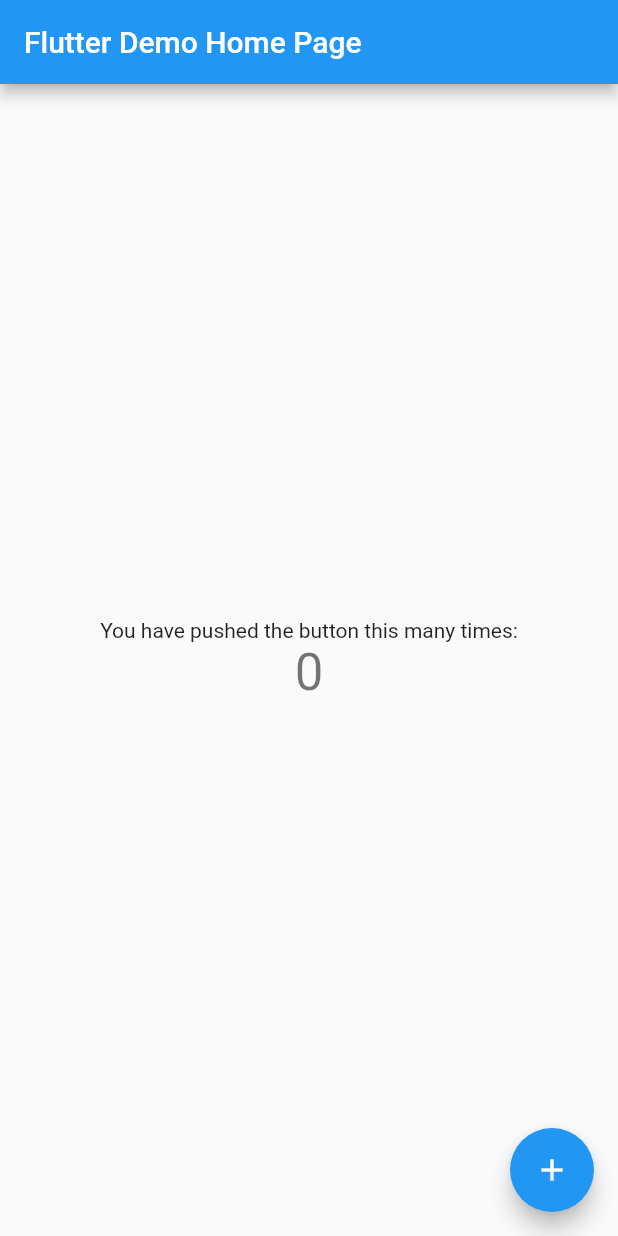
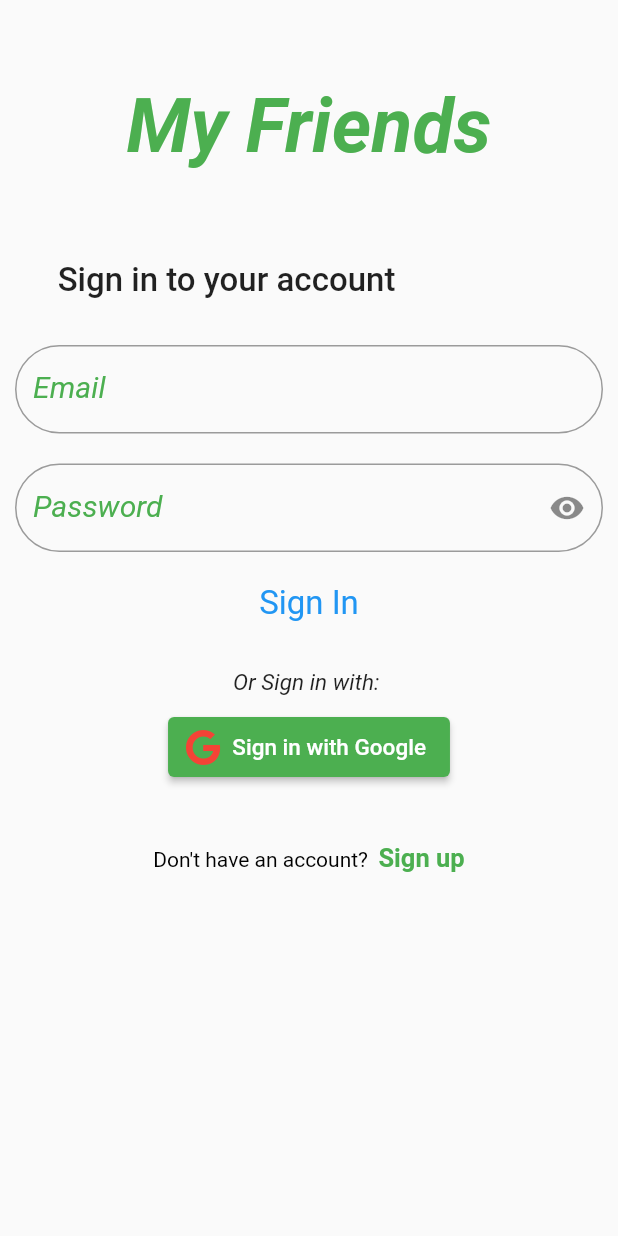
Before and after one commit to eyob31/My_Friends, a Flutter app: the screen it shows after launch, on a phone screen of 412 x 824 dp. Run offline on Flutter 3.47's test engine with Material 2 defaults, Android fonts, the phone set to English and light mode, and no system bars; our stand-ins replace font_awesome_flutter, google_fonts; Roboto replaces fonts that are missing (Arsenal).

Commit message:
Created a Sign in and Sign up page and added some packages.

```diff
--- a/my_friends_frontend/lib/main.dart
+++ b/my_friends_frontend/lib/main.dart
@@ -1,4 +1,7 @@
 import 'package:flutter/material.dart';
+import 'package:provider/provider.dart';
+// import 'provider/friend.dart';
+import 'screens/sign_in.dart';
 
 void main() {
   runApp(const MyApp());
@@ -11,105 +14,13 @@
   @override
   Widget build(BuildContext context) {
     return MaterialApp(
-      title: 'Flutter Demo',
+      debugShowCheckedModeBanner: false,
+      title: 'My Friends',
       theme: ThemeData(
-        // This is the theme of your application.
-        //
-        // Try running your application with "flutter run". You'll see the
-        // application has a blue toolbar. Then, without quitting the app, try
-        // changing the primarySwatch below to Colors.green and then invoke
-        // "hot reload" (press "r" in the console where you ran "flutter run",
-        // or simply save your changes to "hot reload" in a Flutter IDE).
-        // Notice that the counter didn't reset back to zero; the application
-        // is not restarted.
         primarySwatch: Colors.blue,
       ),
-      home: const MyHomePage(title: 'Flutter Demo Home Page'),
+      home: SignIn(),
+      // routes: {},
     );
   }
 }
-
-class MyHomePage extends StatefulWidget {
-  const MyHomePage({Key? key, required this.title}) : super(key: key);
-
-  // This widget is the home page of your application. It is stateful, meaning
-  // that it has a State object (defined below) that contains fields that affect
-  // how it looks.
-
-  // This class is the configuration for the state. It holds the values (in this
-  // case the title) provided by the parent (in this case the App widget) and
-  // used by the build method of the State. Fields in a Widget subclass are
-  // always marked "final".
-
-  final String title;
-
-  @override
-  State<MyHomePage> createState() => _MyHomePageState();
-}
-
-class _MyHomePageState extends State<MyHomePage> {
-  int _counter = 0;
-
-  void _incrementCounter() {
-    setState(() {
-      // This call to setState tells the Flutter framework that something has
-      // changed in this State, which causes it to rerun the build method below
-      // so that the display can reflect the updated values. If we changed
-      // _counter without calling setState(), then the build method would not be
-      // called again, and so nothing would appear to happen.
-      _counter++;
-    });
-  }
-
-  @override
-  Widget build(BuildContext context) {
-    // This method is rerun every time setState is called, for instance as done
-    // by the _incrementCounter method above.
-    //
-    // The Flutter framework has been optimized to make rerunning build methods
-    // fast, so that you can just rebuild anything that needs updating rather
-    // than having to individually change instances of widgets.
-    return Scaffold(
-      appBar: AppBar(
-        // Here we take the value from the MyHomePage object that was created by
-        // the App.build method, and use it to set our appbar title.
-        title: Text(widget.title),
-      ),
-      body: Center(
-        // Center is a layout widget. It takes a single child and positions it
-        // in the middle of the parent.
-        child: Column(
-          // Column is also a layout widget. It takes a list of children and
-          // arranges them vertically. By default, it sizes itself to fit its
-          // children horizontally, and tries to be as tall as its parent.
-          //
-          // Invoke "debug painting" (press "p" in the console, choose the
-          // "Toggle Debug Paint" action from the Flutter Inspector in Android
-          // Studio, or the "Toggle Debug Paint" command in Visual Studio Code)
-          // to see the wireframe for each widget.
-          //
-          // Column has various properties to control how it sizes itself and
-          // how it positions its children. Here we use mainAxisAlignment to
-          // center the children vertically; the main axis here is the vertical
-          // axis because Columns are vertical (the cross axis would be
-          // horizontal).
-          mainAxisAlignment: MainAxisAlignment.center,
-          children: <Widget>[
-            const Text(
-              'You have pushed the button this many times:',
-            ),
-            Text(
-              '$_counter',
-              style: Theme.of(context).textTheme.headline4,
-            ),
-          ],
-        ),
-      ),
-      floatingActionButton: FloatingActionButton(
-        onPressed: _incrementCounter,
-        tooltip: 'Increment',
-        child: const Icon(Icons.add),
-      ), // This trailing comma makes auto-formatting nicer for build methods.
-    );
-  }
-}
--- /dev/null
+++ b/my_friends_frontend/lib/screens/sign_in.dart
@@ -0,0 +1,211 @@
+import 'package:flutter/gestures.dart';
+import 'package:flutter/material.dart';
+import 'package:font_awesome_flutter/font_awesome_flutter.dart';
+import 'package:google_fonts/google_fonts.dart';
+import 'package:my_friends_frontend/screens/sign_up.dart';
+
+class SignIn extends StatefulWidget {
+  const SignIn({Key? key}) : super(key: key);
+
+  @override
+  _SignInState createState() => _SignInState();
+}
+
+class _SignInState extends State<SignIn> {
+  TextEditingController _emailController = TextEditingController();
+  final _emailFocusNode = FocusNode();
+  final _passwordFocusNode = FocusNode();
+  bool _hidePassword = true;
+  @override
+  void initState() {
+    super.initState();
+    _emailController.addListener(onListen);
+  }
+
+  @override
+  void dispose() {
+    _emailController.removeListener(onListen);
+    super.dispose();
+  }
+
+  void onListen() {
+    setState(() {});
+  }
+
+  @override
+  Widget build(BuildContext context) {
+    return SafeArea(
+      child: Scaffold(
+        body: SingleChildScrollView(
+          child: Column(
+            children: [
+              // MY FRIENDS TEXT
+              Padding(
+                padding: const EdgeInsets.only(top: 55),
+                child: Align(
+                  alignment: Alignment.topCenter,
+                  child: Text('My Friends',
+                      style: GoogleFonts.arsenal(
+                          fontSize: 50,
+                          fontWeight: FontWeight.bold,
+                          fontStyle: FontStyle.italic,
+                          color: Colors.green)
+                      // fontStyle:
+                      ),
+                ),
+              ),
+              // Login To your account Text
+              Padding(
+                padding: EdgeInsets.only(top: 60, right: 110),
+                child: Text(
+                  'Sign in to your account',
+                  style: GoogleFonts.arsenal(
+                      fontSize: 22, fontWeight: FontWeight.w500),
+                ),
+              ),
+              SizedBox(
+                height: 20,
+              ),
+              //  Email Text Fields
+              Container(
+                padding: EdgeInsets.all(10),
+                child: TextFormField(
+                  controller: _emailController,
+                  textInputAction: TextInputAction.next,
+                  focusNode: _emailFocusNode,
+                  onFieldSubmitted: (_) {
+                    Focus.of(context).requestFocus(_passwordFocusNode);
+                  },
+                  decoration: InputDecoration(
+                      labelText: 'Email',
+                      suffixIcon: _emailController.text.isEmpty
+                          ? Container(
+                              width: 0,
+                            )
+                          : IconButton(
+                              onPressed: () {
+                                setState(() {
+                                  _emailController.clear();
+                                });
+                              },
+                              icon: Icon(Icons.cancel)),
+                      labelStyle: GoogleFonts.arsenal(
+                          fontSize: 20,
+                          fontWeight: FontWeight.w400,
+                          fontStyle: FontStyle.italic,
+                          color: Colors.green),
+                      border: OutlineInputBorder(
+                          borderRadius: BorderRadius.circular(50),
+                          borderSide: BorderSide(color: Colors.greenAccent),
+                          gapPadding: 0)),
+                  // validator: (value) {
+                  //   if (value!.isEmpty) {
+                  //     return "Please enter your email.";
+                  //   }else if ( )
+                  // },
+                  autofillHints: [AutofillHints.email],
+                ),
+              ),
+              //  Password TextField
+              Container(
+                padding: EdgeInsets.all(10),
+                child: TextFormField(
+                  focusNode: _passwordFocusNode,
+                  obscureText: _hidePassword,
+                  decoration: InputDecoration(
+                      labelText: 'Password',
+                      suffixIcon: IconButton(
+                        onPressed: () {
+                          setState(() {
+                            _hidePassword = !_hidePassword;
+                          });
+                        },
+                        icon: Icon(_hidePassword
+                            ? Icons.visibility
+                            : Icons.visibility_off),
+                      ),
+                      labelStyle: GoogleFonts.arsenal(
+                          fontSize: 20,
+                          fontWeight: FontWeight.w400,
+                          fontStyle: FontStyle.italic,
+                          color: Colors.green),
+                      border: OutlineInputBorder(
+                          borderRadius: BorderRadius.circular(50),
+                          borderSide: BorderSide(color: Colors.greenAccent),
+                          gapPadding: 0)),
+                ),
+              ),
+              TextButton(
+                  onPressed: () {},
+                  style: ButtonStyle(
+                    backgroundColor:
+                        MaterialStateProperty.all(Colors.transparent),
+                    elevation: MaterialStateProperty.all(0),
+                  ),
+                  // shape: MaterialStateProperty.all()),
+                  child: Text(
+                    'Sign In',
+                    style: GoogleFonts.arsenal(
+                        // color: Colors.white,
+                        fontWeight: FontWeight.w400,
+                        fontSize: 22),
+                  )),
+              SizedBox(
+                height: 20,
+              ),
+              // SIgn in with google account
+              Column(
+                children: [
+                  Text(
+                    'Or Sign in with: ',
+                    style: GoogleFonts.arsenal(
+                        fontSize: 15, fontStyle: FontStyle.italic),
+                  )
+                ],
+              ),
+              SizedBox(
+                height: 10,
+              ),
+              ElevatedButton.icon(
+                onPressed: () {},
+                style: ButtonStyle(
+                    backgroundColor: MaterialStateProperty.all(Colors.green),
+                    minimumSize: MaterialStateProperty.all(Size(100, 40))),
+                icon: FaIcon(
+                  FontAwesomeIcons.google,
+                  color: Colors.red,
+                ),
+                label: Text(
+                  'Sign in with Google',
+                  style: GoogleFonts.arsenal(fontSize: 15, color: Colors.white),
+                ),
+              ),
+              SizedBox(
+                height: 40,
+              ),
+              //  Don't have an account text
+              RichText(
+                text: TextSpan(children: [
+                  TextSpan(
+                      text: "Don't have an account?  ",
+                      style: GoogleFonts.arsenal(color: Colors.black)),
+                  TextSpan(
+                      text: "Sign up",
+                      style: GoogleFonts.arsenal(
+                          fontSize: 17,
+                          color: Colors.green,
+                          fontWeight: FontWeight.bold),
+                      recognizer: TapGestureRecognizer()..onTap = goToSignUp)
+                ]),
+              ),
+            ],
+          ),
+        ),
+      ),
+    );
+  }
+
+  void goToSignUp() {
+    Navigator.push(context, MaterialPageRoute(builder: (context) => SignUp()));
+  }
+}
```
Also changed, not shown: my_friends_frontend/lib/provider/friend.dart (added, +19 -0 lines), my_friends_frontend/lib/screens/sign_up.dart (added, +168 -0 lines), my_friends_frontend/pubspec.yaml (+21 -57 lines), my_friends_frontend/pubspec.lock, 1 other file.
